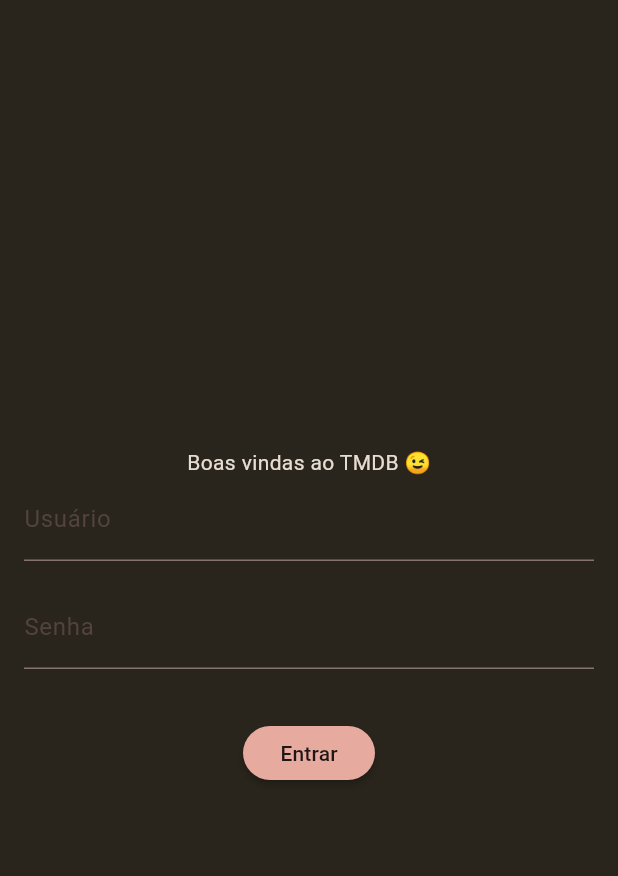
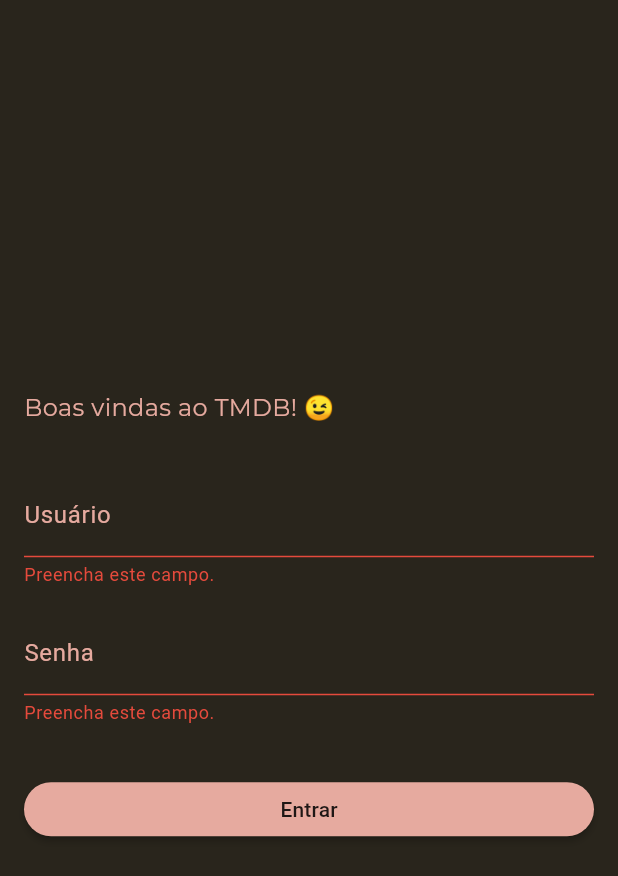
Before and after one commit to balvares/tmdb, a Flutter app: the screen it shows after launch, after a tap on "Entrar", on a phone screen of 412 x 824 dp. Shown: the top 876 px of the screen. Run offline on Flutter 3.47's test engine with Material 3 defaults, Android fonts, the phone set to English and light mode, and no system bars; our stand-ins replace get, google_fonts.

Commit message:
Finalizando tela de login visual

```diff
--- a/lib/app/app.dart
+++ b/lib/app/app.dart
@@ -14,6 +14,7 @@
       title: 'The Movie Database App',
       theme: ThemeData(
         useMaterial3: true,
+        // textTheme: GoogleFonts.ubuntuTextTheme(),
         colorScheme: ColorScheme.fromSeed(seedColor: TmdbColors.primary),
       ),
       getPages: AppPages.pages,
--- a/lib/app/modules/login/presenter/controllers/login_controller.dart
+++ b/lib/app/modules/login/presenter/controllers/login_controller.dart
@@ -4,4 +4,8 @@
 class LoginController extends GetxController {
   final TextEditingController userController = TextEditingController();
   final TextEditingController passwordController = TextEditingController();
+
+  bool isButtonEnabled() {
+    return userController.text.isNotEmpty && passwordController.text.isNotEmpty;
+  }
 }
--- a/lib/app/modules/login/presenter/pages/login_page.dart
+++ b/lib/app/modules/login/presenter/pages/login_page.dart
@@ -4,7 +4,6 @@
 
 import '../controllers/login_controller.dart';
 import '../../../../../shared/widgets/widgets.dart';
-import '../../../../../shared/constants/strings.dart';
 
 class LoginPage extends StatefulWidget {
   const LoginPage({super.key});
@@ -14,30 +13,47 @@
 }
 
 class _LoginPageState extends State<LoginPage> {
+  final _formKey = GlobalKey<FormState>();
   final controller = Get.find<LoginController>();
 
   Widget _body() {
     return Padding(
       padding: const EdgeInsets.all(layoutSpace16),
+      child: Form(
+        key: _formKey,
         child: Column(
           mainAxisAlignment: MainAxisAlignment.center,
+          crossAxisAlignment: CrossAxisAlignment.start,
           children: [
-          Text(
-            "Boas vindas ao TMDB 😉",
-            style: TextStyle(color: TmdbColors.light),
+            const TmdbTitle(
+              text: "Boas vindas ao TMDB! 😉",
+              textAlign: TextAlign.start,
             ),
+            const SizedBox(height: layoutSpace32),
             TmdbTextInput(
-            labelText: loginPageFieldUser,
+              labelText: "Usuário",
               controller: controller.userController,
             ),
             const SizedBox(height: layoutSpace16),
             TmdbTextInput(
-            labelText: loginPageFieldPassword,
+              labelText: "Senha",
               controller: controller.passwordController,
             ),
             const SizedBox(height: layoutSpace32),
-          const TmdbButton(label: loginPageButtonLogin),
+            Center(
+              child: TmdbButton(
+                label: "Entrar",
+                onPressed: () {
+                  if (_formKey.currentState!.validate()) {
+                    ScaffoldMessenger.of(context).showSnackBar(
+                      const SnackBar(content: Text('Processing Data')),
+                    );
+                  }
+                },
+              ),
+            ),
           ],
+        ),
       ),
     );
   }
@@ -45,8 +61,8 @@
   @override
   Widget build(BuildContext context) {
     return Scaffold(
+      body: _body(),
       backgroundColor: TmdbColors.background,
-      body: _body(),
     );
   }
 }
--- a/lib/shared/constants/strings.dart
+++ /dev/null
@@ -1,3 +0,0 @@
-const String loginPageFieldUser = "Usuário";
-const String loginPageFieldPassword = "Senha";
-const String loginPageButtonLogin = "Entrar";
--- a/lib/shared/widgets/tmdb_button.dart
+++ b/lib/shared/widgets/tmdb_button.dart
@@ -1,20 +1,23 @@
 import 'package:flutter/material.dart';
-import 'package:tmdb/shared/shared.dart';
+
+import '../shared.dart';
 
 class TmdbButton extends StatelessWidget {
-  const TmdbButton({super.key, required this.label});
+  const TmdbButton({super.key, required this.label, required this.onPressed});
 
   final String label;
+  final Function() onPressed;
 
   @override
   Widget build(BuildContext context) {
     return MaterialButton(
-      onPressed: () {},
+      onPressed: onPressed,
       color: TmdbColors.primary,
       disabledColor: TmdbColors.secondary,
       shape: RoundedRectangleBorder(
         borderRadius: BorderRadius.circular(layoutSpace20),
       ),
+      minWidth: MediaQuery.of(context).size.width,
       child: Text(label),
     );
   }
--- a/lib/shared/widgets/tmdb_text_input.dart
+++ b/lib/shared/widgets/tmdb_text_input.dart
@@ -14,15 +14,32 @@
 
   @override
   Widget build(BuildContext context) {
-    return TextField(
+    return TextFormField(
       controller: controller,
+      validator: (value) {
+        if (value == null || value.isEmpty) {
+          return "Preencha este campo.";
+        }
+        return null;
+      },
+      style: const TextStyle(color: TmdbColors.light),
       decoration: InputDecoration(
-        labelText: labelText,
-        focusColor: TmdbColors.light,
-        border: const UnderlineInputBorder(),
-        focusedBorder: const UnderlineInputBorder(),
-        floatingLabelStyle: const TextStyle(color: TmdbColors.primary),
-      ),
+          labelText: labelText,
+          labelStyle: const TextStyle(color: TmdbColors.primary),
+          floatingLabelStyle: const TextStyle(color: TmdbColors.primary),
+          border: const UnderlineInputBorder(
+            borderSide: BorderSide(color: TmdbColors.light),
+          ),
+          focusColor: TmdbColors.light,
+          focusedBorder: const UnderlineInputBorder(
+            borderSide: BorderSide(color: TmdbColors.light),
+          ),
+          errorBorder: const UnderlineInputBorder(
+            borderSide: BorderSide(color: TmdbColors.redError),
+          ),
+          errorStyle: const TextStyle(
+            color: TmdbColors.redError,
+          )),
     );
   }
 }
--- /dev/null
+++ b/lib/shared/widgets/tmdb_title.dart
@@ -0,0 +1,28 @@
+import 'package:flutter/material.dart';
+import 'package:google_fonts/google_fonts.dart';
+import 'package:tmdb/shared/shared.dart';
+
+class TmdbTitle extends StatelessWidget {
+  const TmdbTitle({
+    super.key,
+    required this.text,
+    this.color = TmdbColors.primary,
+    this.textAlign = TextAlign.start,
+  });
+
+  final String text;
+  final Color color;
+  final TextAlign textAlign;
+
+  @override
+  Widget build(BuildContext context) {
+    return Text(
+      text,
+      textAlign: textAlign,
+      style: GoogleFonts.montserrat(
+        color: color,
+        fontSize: layoutSpace16,
+      ),
+    );
+  }
+}
--- a/lib/shared/widgets/widgets.dart
+++ b/lib/shared/widgets/widgets.dart
@@ -1,2 +1,3 @@
 export 'tmdb_button.dart';
 export 'tmdb_text_input.dart';
+export 'tmdb_title.dart';
--- a/pubspec.yaml
+++ b/pubspec.yaml
@@ -13,6 +13,7 @@
   cupertino_icons: ^1.0.2
   get: ^4.6.5
   intl: any
+  google_fonts: ^4.0.3
 
 dev_dependencies:
   flutter_test:
```
Also changed, not shown: 1 other file. Lines whose indentation alone changed are shown as unchanged.
